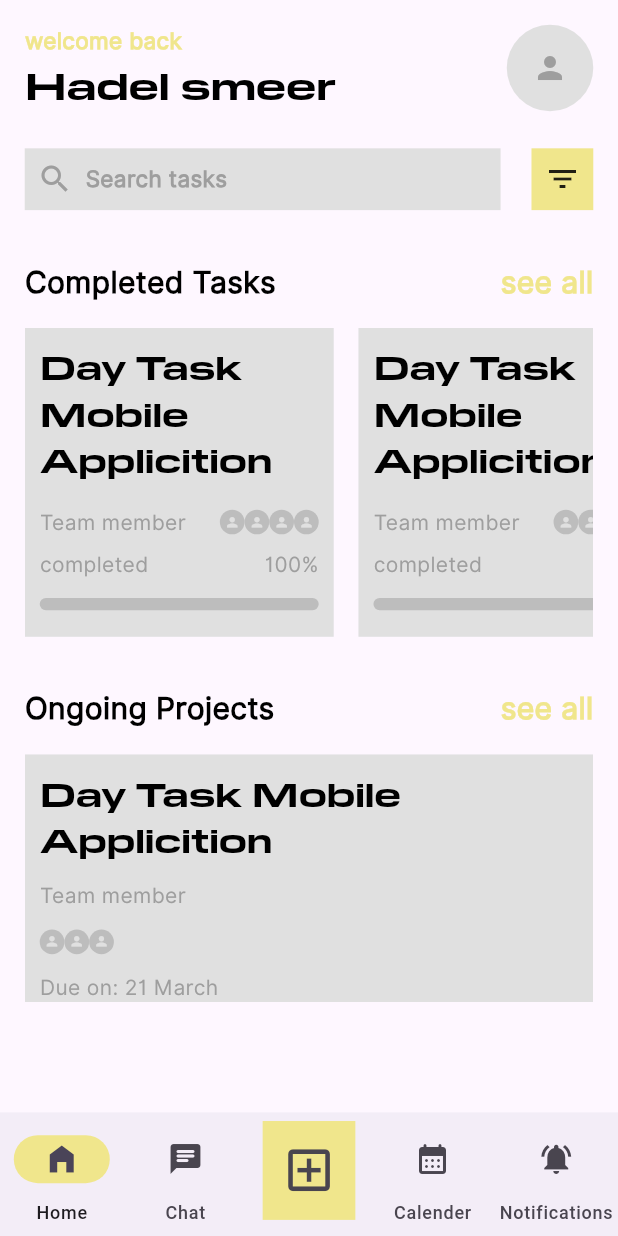
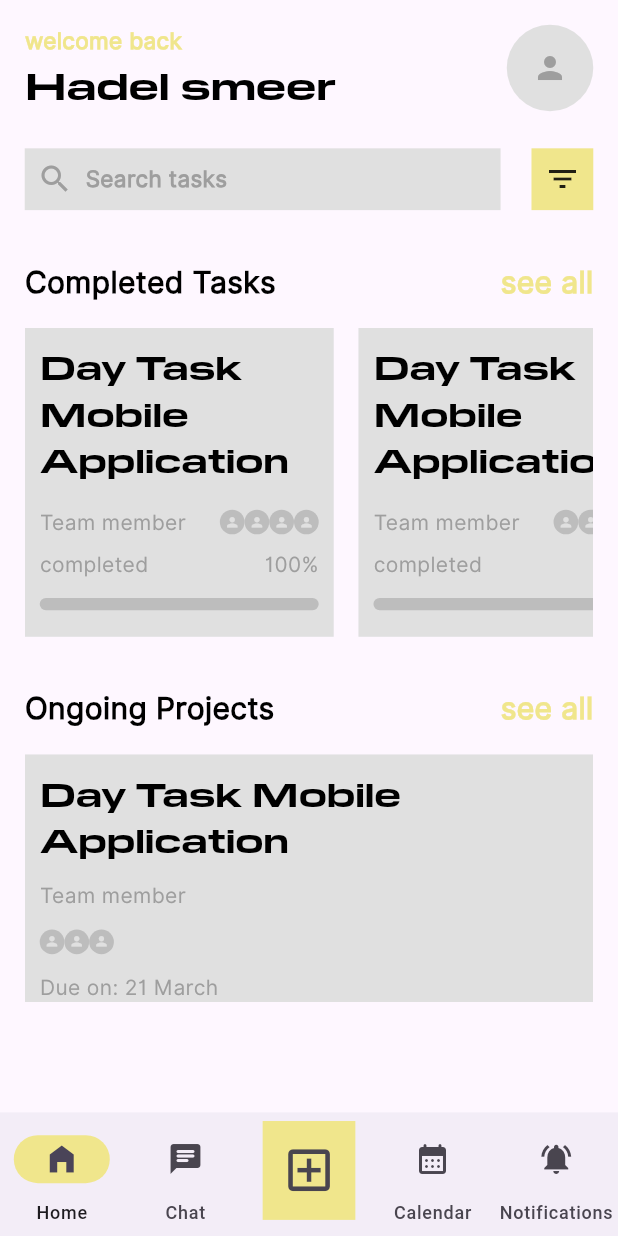
Before and after one commit to HadelBrmo/DayTasks-UI-UX-, a Flutter app: the Home_Screen screen opened directly, on a phone screen of 412 x 824 dp. Run offline on Flutter 3.47's test engine with Material 3 defaults, Android fonts, the light colour scheme and no system bars; our stand-ins replace device_preview, get, image_picker, percent_indicator.

```diff
--- /dev/null
+++ b/lib/Core/constant/customNavigationButton.dart
@@ -0,0 +1,96 @@
+import 'package:flutter/material.dart';
+import 'package:get/get.dart';
+import 'package:day_tasks/Core/constant/color.dart';
+import 'package:day_tasks/Views/Home/Home_Screen.dart';
+import 'package:day_tasks/Views/Messages/chat_messages.dart';
+import 'package:day_tasks/Views/Schedule_screen.dart';
+
+class CustomNavigationButton extends StatelessWidget {
+  final int currentIndex;
+
+  const CustomNavigationButton({
+    super.key,
+    required this.currentIndex,
+  });
+
+  @override
+  Widget build(BuildContext context) {
+    return NavigationBar(
+      height: MediaQuery.of(context).size.height * 0.1,
+      elevation: 0.0,
+      selectedIndex: currentIndex,
+      onDestinationSelected: (index) {
+        _handleNavigation(index, context);
+      },
+      destinations: [
+        NavigationDestination(
+          icon: IconButton(
+            onPressed: () => Get.to(() => Home_Screen()),
+            icon: const Icon(Icons.home_filled),
+          ),
+          label: "Home",
+        ),
+        NavigationDestination(
+          icon: IconButton(
+            onPressed: () => Get.to(() =>  chat_messages()),
+            icon: const Icon(Icons.chat_rounded),
+          ),
+          label: "Chat",
+        ),
+        NavigationDestination(
+          icon: Padding(
+            padding: const EdgeInsets.only(top: 15),
+            child: Container(
+              height: MediaQuery.of(context).size.height * 0.08,
+              width: MediaQuery.of(context).size.width * 0.15,
+              color: springYellow,
+              child: Center(
+                child: Icon(
+                  Icons.add_box_outlined,
+                  size: MediaQuery.of(context).size.width * 0.09,
+                ),
+              ),
+            ),
+          ),
+          label: '',
+        ),
+        NavigationDestination(
+          icon: IconButton(
+            onPressed: () => Get.to(() =>  schedule()),
+            icon: const Icon(Icons.calendar_month_rounded),
+          ),
+          label: "Calendar",
+        ),
+        NavigationDestination(
+          icon: IconButton(
+            onPressed: () {
+              // Handle notifications
+            },
+            icon: const Icon(Icons.notifications_active),
+          ),
+          label: "Notifications",
+        ),
+      ],
+    );
+  }
+
+  void _handleNavigation(int index, BuildContext context) {
+    switch (index) {
+      case 0:
+        Get.to(() => Home_Screen());
+        break;
+      case 1:
+        Get.to(() => chat_messages());
+        break;
+      case 2:
+        // Handle add task action
+        break;
+      case 3:
+        Get.to(() =>  schedule());
+        break;
+      case 4:
+        // Handle notifications
+        break;
+    }
+  }
+}
--- a/lib/Views/Home/Home_screen.dart
+++ b/lib/Views/Home/Home_screen.dart
@@ -1,31 +1,24 @@
-import 'dart:io';
+import 'package:day_tasks/Core/constant/customNavigationButton.dart';
+import 'package:flutter/material.dart';
+import 'package:get/get.dart';
+import 'package:day_tasks/Core/constant/color.dart';
+import 'package:day_tasks/Core/constant/font.dart';
 import 'package:day_tasks/Core/constant/customText.dart';
-import 'package:day_tasks/Core/constant/font.dart';
 import 'package:day_tasks/Views/Home/Task_Details_screen.dart';
 import 'package:day_tasks/Views/Profile_screen.dart';
-import 'package:day_tasks/Views/Schedule_screen.dart';
-import 'package:flutter/cupertino.dart';
-import 'package:flutter/material.dart';
-import 'package:get/get.dart';
-import 'package:get/get_core/src/get_main.dart';
-import 'package:image_picker/image_picker.dart';
-import 'package:percent_indicator/circular_percent_indicator.dart';
-
-import '../../Core/constant/color.dart';
-import '../Messages/chat_messages.dart';
 
 class Home_Screen extends StatefulWidget {
-  Home_Screen({super.key});
+  const Home_Screen({super.key});
 
   @override
   State<Home_Screen> createState() => _Home_ScreenState();
 }
 
 class _Home_ScreenState extends State<Home_Screen> {
+  // Widget for completed tasks
   Widget customCompleteTask() => InkWell(
-    onTap: (){
-      Get.to(TaskDetailsScreen(),
-      );
+    onTap: () {
+      Get.to(() =>  TaskDetailsScreen());
     },
     child: Container(
       width: MediaQuery.of(context).size.width * 0.5,
@@ -37,7 +30,8 @@ class _Home_ScreenState extends State<Home_Screen> {
         padding: const EdgeInsets.all(10.0),
         child: Column(
           children: [
-            customText(text: "Day Task Mobile Applicition",
+            customText(
+              text: "Day Task Mobile Application",
               fontfamily: fontFamily1,
               fontsize: 22,
               bold: true,
@@ -49,7 +43,16 @@ class _Home_ScreenState extends State<Home_Screen> {
             ),
             Row(
               children: [
-                Expanded(child: customText(text: 'Team member', fontfamily: fontFamily2, fontsize: 14, bold: false, color: Colors.grey, max: 1,)),
+                Expanded(
+                  child: customText(
+                    text: 'Team member',
+                    fontfamily: fontFamily2,
+                    fontsize: 14,
+                    bold: false,
+                    color: Colors.grey,
+                    max: 1,
+                  ),
+                ),
                 Stack(
                   alignment: Alignment.bottomRight,
                   children: [
@@ -58,34 +61,38 @@ class _Home_ScreenState extends State<Home_Screen> {
                         CircleAvatar(
                           radius: MediaQuery.of(context).size.width * 0.02,
                           backgroundColor: Colors.grey[400],
-                          child: Icon(Icons.person,
+                          child: Icon(
+                            Icons.person,
                             size: MediaQuery.of(context).size.width * 0.025,
                             color: Colors.grey[300],
-                          )  ,
+                          ),
                         ),
                         CircleAvatar(
                           radius: MediaQuery.of(context).size.width * 0.02,
                           backgroundColor: Colors.grey[400],
-                          child: Icon(Icons.person,
+                          child: Icon(
+                            Icons.person,
                             size: MediaQuery.of(context).size.width * 0.025,
                             color: Colors.grey[300],
-                          )  ,
+                          ),
                         ),
                         CircleAvatar(
                           radius: MediaQuery.of(context).size.width * 0.02,
                           backgroundColor: Colors.grey[400],
-                          child: Icon(Icons.person,
+                          child: Icon(
+                            Icons.person,
                             size: MediaQuery.of(context).size.width * 0.025,
                             color: Colors.grey[300],
-                          )  ,
+                          ),
                         ),
                         CircleAvatar(
                           radius: MediaQuery.of(context).size.width * 0.02,
                           backgroundColor: Colors.grey[400],
-                          child: Icon(Icons.person,
+                          child: Icon(
+                            Icons.person,
                             size: MediaQuery.of(context).size.width * 0.025,
                             color: Colors.grey[300],
-                          )  ,
+                          ),
                         ),
                       ],
                     ),
@@ -98,9 +105,24 @@ class _Home_ScreenState extends State<Home_Screen> {
             ),
             Row(
               children: [
-                Expanded(child: customText(text: 'completed', fontfamily: fontFamily2, fontsize: 14, bold: false, color: Colors.grey, max: 1,)),
-                customText(text: '100%', fontfamily: fontFamily2, fontsize: 14, bold: false, color: Colors.grey, max: 1,),
-
+                Expanded(
+                  child: customText(
+                    text: 'completed',
+                    fontfamily: fontFamily2,
+                    fontsize: 14,
+                    bold: false,
+                    color: Colors.grey,
+                    max: 1,
+                  ),
+                ),
+                customText(
+                  text: '100%',
+                  fontfamily: fontFamily2,
+                  fontsize: 14,
+                  bold: false,
+                  color: Colors.grey,
+                  max: 1,
+                ),
               ],
             ),
             SizedBox(
@@ -113,16 +135,17 @@ class _Home_ScreenState extends State<Home_Screen> {
                 borderRadius: BorderRadius.circular(5),
                 color: Colors.grey[400],
               ),
-
             ),
           ],
         ),
       ),
     ),
   );
+
+  // Widget for ongoing tasks
   Widget customOngoingTask() => InkWell(
-    onTap: (){
-      Get.to(TaskDetailsScreen());
+    onTap: () {
+      Get.to(() =>  TaskDetailsScreen());
     },
     child: Container(
       width: MediaQuery.of(context).size.width * 0.55,
@@ -138,7 +161,8 @@ class _Home_ScreenState extends State<Home_Screen> {
             Row(
               children: [
                 Expanded(
-                  child: customText(text: "Day Task Mobile Applicition",
+                  child: customText(
+                    text: "Day Task Mobile Application",
                     fontfamily: fontFamily1,
                     fontsize: 22,
                     bold: true,
@@ -148,10 +172,13 @@ class _Home_ScreenState extends State<Home_Screen> {
                 ),
               ],
             ),
-            SizedBox( height: MediaQuery.of(context).size.height * 0.015, ),
+            SizedBox(
+              height: MediaQuery.of(context).size.height * 0.015,
+            ),
             Row(
               children: [
-                customText(text: 'Team member',
+                customText(
+                  text: 'Team member',
                   fontfamily: fontFamily2,
                   fontsize: 14,
                   bold: false,
@@ -160,31 +187,53 @@ class _Home_ScreenState extends State<Home_Screen> {
                 ),
               ],
             ),
-            SizedBox(height: MediaQuery.of(context).size.height * 0.015,),
+            SizedBox(
+              height: MediaQuery.of(context).size.height * 0.015,
+            ),
             Row(
               children: [
-                CircleAvatar( radius: MediaQuery.of(context).size.width * 0.02, backgroundColor: Colors.grey[400],
-                  child: Icon(Icons.person, size: MediaQuery.of(context).size.width * 0.025, color: Colors.grey[300],
-                  ) ,
+                CircleAvatar(
+                  radius: MediaQuery.of(context).size.width * 0.02,
+                  backgroundColor: Colors.grey[400],
+                  child: Icon(
+                    Icons.person,
+                    size: MediaQuery.of(context).size.width * 0.025,
+                    color: Colors.grey[300],
+                  ),
                 ),
                 CircleAvatar(
                   radius: MediaQuery.of(context).size.width * 0.02,
                   backgroundColor: Colors.grey[400],
-                  child: Icon(Icons.person, size: MediaQuery.of(context).size.width * 0.025, color: Colors.grey[300],
-                  ) ,
+                  child: Icon(
+                    Icons.person,
+                    size: MediaQuery.of(context).size.width * 0.025,
+                    color: Colors.grey[300],
                   ),
-                CircleAvatar( radius: MediaQuery.of(context).size.width * 0.02, backgroundColor: Colors.grey[400],
-                  child: Icon(Icons.person, size: MediaQuery.of(context).size.width * 0.025, color: Colors.grey[300],
-                  ) ,
+                ),
+                CircleAvatar(
+                  radius: MediaQuery.of(context).size.width * 0.02,
+                  backgroundColor: Colors.grey[400],
+                  child: Icon(
+                    Icons.person,
+                    size: MediaQuery.of(context).size.width * 0.025,
+                    color: Colors.grey[300],
+                  ),
                 ),
               ],
             ),
-            SizedBox(height: MediaQuery.of(context).size.height * 0.015,),
+            SizedBox(
+              height: MediaQuery.of(context).size.height * 0.015,
+            ),
             Row(
               children: [
                 Expanded(
-                  child: customText(text: "Due on: 21 March ",
-                      fontfamily: fontFamily2, fontsize: 14, bold: false, color: Colors.grey, max:1
+                  child: customText(
+                    text: "Due on: 21 March",
+                    fontfamily: fontFamily2,
+                    fontsize: 14,
+                    bold: false,
+                    color: Colors.grey,
+                    max: 1,
                   ),
                 ),
               ],
@@ -194,80 +243,42 @@ class _Home_ScreenState extends State<Home_Screen> {
       ),
     ),
   );
+
   @override
   Widget build(BuildContext context) {
     final double screenWidth = MediaQuery.of(context).size.width;
     final double screenHeight = MediaQuery.of(context).size.height;
-    return  SafeArea(
+
+    return SafeArea(
       child: Scaffold(
-        bottomNavigationBar: NavigationBar(
-          height: MediaQuery.of(context).size.height * 0.1,
-          elevation: 0.0,
-          selectedIndex: 0,
-          destinations: [
-            NavigationDestination(icon: IconButton(onPressed: (){
-              Get.to(Home_Screen());
-            },
-                icon: Icon(Icons.home_filled)),
-                label: "Home"),
-            NavigationDestination(icon: IconButton(onPressed: (){
-              Get.to(chat_messages());
-            },
-                icon: Icon(Icons.chat_rounded)),
-                label: "Chat"),
-            NavigationDestination(
-              icon: Padding(
-                padding: const EdgeInsets.only(top: 15),
-                child: Container(
-                  height: MediaQuery.of(context).size.height * 0.08,
-                  width: MediaQuery.of(context).size.width * 0.15,
-                  color: springYellow,
-                  child: Center(
-                    child: Icon(
-                      Icons.add_box_outlined,
-                      size: MediaQuery.of(context).size.width * 0.09,
-                    ),
-                  ),
-                ),
-              ),
-              label: '',
-            ),
-            NavigationDestination(icon: IconButton(onPressed: (){
-              Get.to(schedule());
-            },
-                icon: Icon(Icons.calendar_month_rounded)),
-                label: "Calender"),
-            NavigationDestination(icon: IconButton(onPressed: (){
-
-            },
-                icon: Icon(Icons.notifications_active)),
-                label: "Notifications"),
-          ],
-        ),
-
+        bottomNavigationBar:  CustomNavigationButton(currentIndex: 0),
         body: Padding(
-          padding: EdgeInsets.all(MediaQuery.of(context).size.width * 0.04),
+          padding: EdgeInsets.all(screenWidth * 0.04),
+          child: SingleChildScrollView(
             child: Column(
               children: [
+                // Header Section
                 Row(
                   children: [
                     Expanded(
                       child: Column(
                         crossAxisAlignment: CrossAxisAlignment.start,
                         children: [
-                        customText(text: "welcome back",
+                          customText(
+                            text: "welcome back",
                             fontfamily: fontFamily2,
                             fontsize: 15,
                             bold: true,
                             color: springYellow,
-                            max: 1
+                            max: 1,
                           ),
-                        customText(text: "Hadel smeer",
+                          customText(
+                            text: "Hadel smeer",
                             fontfamily: fontFamily1,
                             fontsize: 25,
                             bold: true,
                             color: color_title,
-                            max:1
+                            max: 1,
                           ),
                         ],
                       ),
@@ -275,145 +286,149 @@ class _Home_ScreenState extends State<Home_Screen> {
                     Container(
                       alignment: Alignment.bottomRight,
                       child: InkWell(
-                      onTap: (){
-                        Get.to(Profile_Screen());
+                        onTap: () {
+                          Get.to(() =>  Profile_Screen());
                         },
                         child: CircleAvatar(
-                        radius: MediaQuery.of(context).size.width * 0.07,
+                          radius: screenWidth * 0.07,
                           backgroundColor: Colors.grey[300],
-                        child: Icon(Icons.person,
+                          child: const Icon(
+                            Icons.person,
                             color: Colors.grey,
-                        )  ,
+                          ),
                         ),
                       ),
                     ),
                   ],
                 ),
-              SizedBox(
-                height: MediaQuery.of(context).size.height * 0.03,
-              ),
+                SizedBox(height: screenHeight * 0.03),
+
+                // Search Section
                 Row(
                   children: [
-                  Expanded(child: Container(
-                    height: MediaQuery.of(context).size.height * 0.05,
+                    Expanded(
+                      child: Container(
+                        height: screenHeight * 0.05,
                         decoration: BoxDecoration(
                           color: Colors.grey[300],
                         ),
                         child: Padding(
-                      padding: EdgeInsets.all(MediaQuery.of(context).size.width * 0.02),
+                          padding: EdgeInsets.all(screenWidth * 0.02),
                           child: Row(
                             children: [
-                          Icon(Icons.search,
-                            color: Colors.grey,
-                          ),
-                          SizedBox(
-                            width: MediaQuery.of(context).size.width * 0.02,
-                          ),
-                          customText(text: "Search tasks",
+                              const Icon(Icons.search, color: Colors.grey),
+                              SizedBox(width: screenWidth * 0.02),
+                              customText(
+                                text: "Search tasks",
                                 fontfamily: fontFamily2,
                                 fontsize: 15,
                                 bold: true,
                                 color: Colors.grey,
-                              max: 1),
+                                max: 1,
+                              ),
                             ],
                           ),
                         ),
-                  )),
-                  SizedBox(
-                    width: MediaQuery.of(context).size.width * 0.05,
                       ),
+                    ),
+                    SizedBox(width: screenWidth * 0.05),
                     Container(
-                    height: MediaQuery.of(context).size.height * 0.05,
-                    width: MediaQuery.of(context).size.width * 0.1,
+                      height: screenHeight * 0.05,
+                      width: screenWidth * 0.1,
                       alignment: Alignment.bottomRight,
                       decoration: BoxDecoration(
                         color: springYellow,
                       ),
-                    child: Center(child: Icon(Icons.filter_list)),
+                      child: const Center(child: Icon(Icons.filter_list)),
                     ),
                   ],
                 ),
-              SizedBox(
-                height: MediaQuery.of(context).size.height * 0.04,
-              ),
+                SizedBox(height: screenHeight * 0.04),
+
+                // Completed Tasks Section
                 Row(
                   children: [
                     Expanded(
-                    child: customText(text: "Completed Tasks",
+                      child: customText(
+                        text: "Completed Tasks",
                         fontfamily: fontFamily2,
                         fontsize: 20,
                         bold: true,
                         color: color_title,
-                        max:1
+                        max: 1,
                       ),
                     ),
                     Container(
                       alignment: Alignment.bottomRight,
-                    child: customText(text: "see all",
+                      child: customText(
+                        text: "see all",
                         fontfamily: fontFamily2,
                         fontsize: 20,
                         bold: true,
                         color: springYellow,
-                        max:1
+                        max: 1,
                       ),
                     ),
                   ],
                 ),
-              SizedBox(
-                height: MediaQuery.of(context).size.height * 0.02,
-              ),
+                SizedBox(height: screenHeight * 0.02),
+
+                // Completed Tasks List
                 Container(
-                height: MediaQuery.of(context).size.height * 0.25,
+                  height: screenHeight * 0.25,
                   child: ListView.separated(
                     scrollDirection: Axis.horizontal,
                     itemBuilder: (context, index) => customCompleteTask(),
-                  separatorBuilder: (context, index) => SizedBox(width: MediaQuery.of(context).size.width * 0.04),
+                    separatorBuilder: (context, index) =>
+                        SizedBox(width: screenWidth * 0.04),
                     itemCount: 15,
                   ),
                 ),
-              SizedBox(
-                height: MediaQuery.of(context).size.height * 0.04,
-              ),
+                SizedBox(height: screenHeight * 0.04),
+
+                // Ongoing Projects Section
                 Row(
                   children: [
                     Expanded(
-                    child: customText(text: "Ongoing Projects",
+                      child: customText(
+                        text: "Ongoing Projects",
                         fontfamily: fontFamily2,
                         fontsize: 20,
                         bold: true,
                         color: color_title,
-                        max:1
+                        max: 1,
                       ),
                     ),
                     Container(
                       alignment: Alignment.bottomRight,
-                    child: customText(text: "see all",
+                      child: customText(
+                        text: "see all",
                         fontfamily: fontFamily2,
                         fontsize: 20,
                         bold: true,
                         color: springYellow,
-                        max:1
+                        max: 1,
                       ),
                     ),
                   ],
                 ),
-              SizedBox(
-                height: MediaQuery.of(context).size.height * 0.02,
-              ),
+                SizedBox(height: screenHeight * 0.02),
+
+                // Ongoing Projects List
                 Container(
-                // width: 200,
-                height: MediaQuery.of(context).size.height * 0.2,
+                  height: screenHeight * 0.2,
                   child: ListView.separated(
                     scrollDirection: Axis.vertical,
                     itemBuilder: (context, index) => customOngoingTask(),
-                  separatorBuilder: (context, index) => SizedBox(height: MediaQuery.of(context).size.height * 0.02),
+                    separatorBuilder: (context, index) =>
+                        SizedBox(height: screenHeight * 0.02),
                     itemCount: 15,
                   ),
                 ),
               ],
             ),
           ),
-
+        ),
       ),
     );
   }
--- a/lib/main.dart
+++ b/lib/main.dart
@@ -9,7 +9,7 @@ import 'package:flutter/foundation.dart';
 import 'Views/Messages/chat_messages.dart';
 
 void main() {
-  runApp(MyApp()
+  runApp(const MyApp()
     // DevicePreview(
     //   enabled: !kReleaseMode, // تمكين في وضع التطوير فقط
     //   builder: (context) => MyApp(),
```
Also changed, not shown: lib/binding/initial_binding.dart (added), pubspec.lock, 1 other file. Lines whose indentation alone changed are shown as unchanged.
